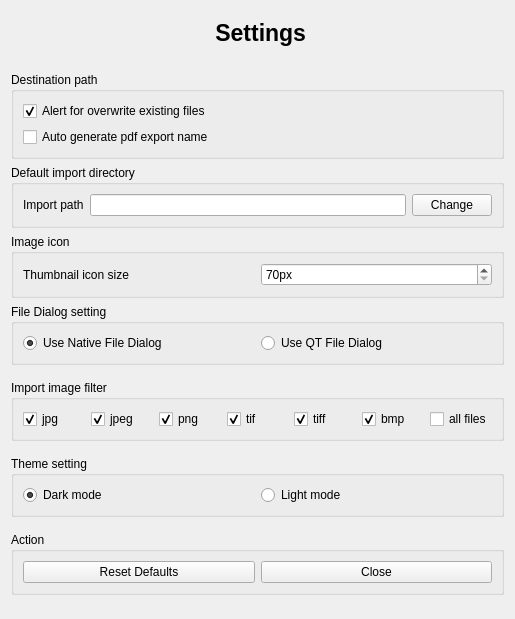
Before: the Qt Designer form src/app_setting.ui in rishabh3354/JPG2PDF, drawn with Qt 5.
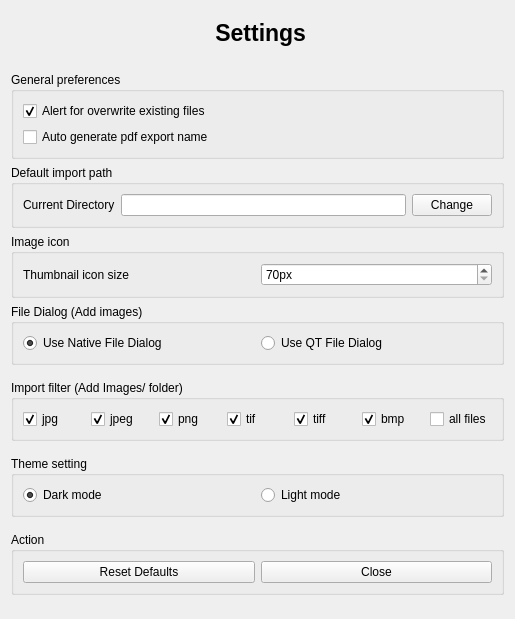
After: the same form once the commit is applied.

```diff
--- a/src/app_setting.ui
+++ b/src/app_setting.ui
@@ -64,7 +64,7 @@
         </sizepolicy>
        </property>
        <property name="title">
-        <string>Destination path</string>
+        <string>General preferences</string>
        </property>
        <layout class="QVBoxLayout" name="verticalLayout_16">
         <item>
@@ -106,7 +106,7 @@
         </sizepolicy>
        </property>
        <property name="title">
-        <string>Default import directory</string>
+        <string>Default import path</string>
        </property>
        <layout class="QVBoxLayout" name="verticalLayout_18">
         <item>
@@ -114,7 +114,7 @@
           <item row="0" column="0">
            <widget class="QLabel" name="label_3">
             <property name="text">
-             <string>Import path</string>
+             <string>Current Directory</string>
             </property>
            </widget>
           </item>
@@ -190,7 +190,7 @@
         </sizepolicy>
        </property>
        <property name="title">
-        <string>File Dialog setting</string>
+        <string>File Dialog (Add images)</string>
        </property>
        <layout class="QVBoxLayout" name="verticalLayout_12">
         <item>
@@ -228,7 +228,7 @@
       </sizepolicy>
      </property>
      <property name="title">
-      <string>Import image filter</string>
+      <string>Import filter (Add Images/ folder)</string>
      </property>
      <layout class="QVBoxLayout" name="verticalLayout_17">
       <item>
```
